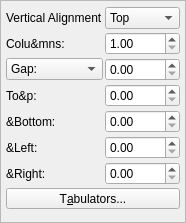
scribusproject/scribus, file scribus/ui/propertywidget_distancebase.ui: the form before one commit.
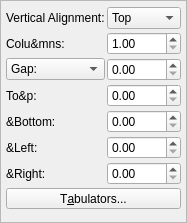
The form after the commit. Custom widgets are drawn as their Qt base class.

The edit to the form file:
```diff
--- a/scribus/ui/propertywidget_distancebase.ui
+++ b/scribus/ui/propertywidget_distancebase.ui
@@ -6,7 +6,7 @@
    <rect>
     <x>0</x>
     <y>0</y>
-    <width>186</width>
+    <width>187</width>
     <height>223</height>
    </rect>
   </property>
@@ -38,7 +38,7 @@
    <item row="0" column="0">
     <widget class="QLabel" name="verticalAlignLabel">
      <property name="text">
-      <string>Vertical Alignment</string>
+      <string>Vertical Alignment:</string>
      </property>
     </widget>
    </item>
```
Left out of the diff: 39 changed lines with no effect on the pictures.
